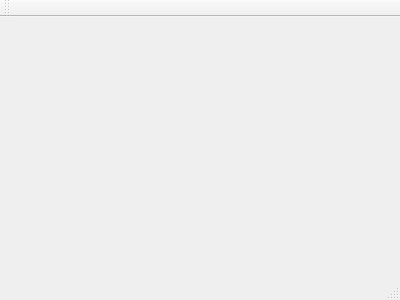
GitlHubber/MiniBus, file mainwindow.ui: the form before one commit.
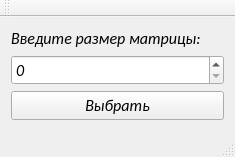
The form after the commit.

What changed in the file:
```diff
--- a/mainwindow.ui
+++ b/mainwindow.ui
@@ -1,24 +1,66 @@
 <ui version="4.0">
  <class>MainWindow</class>
- <widget class="QMainWindow" name="MainWindow" >
-  <property name="geometry" >
+ <widget class="QMainWindow" name="MainWindow">
+  <property name="geometry">
    <rect>
     <x>0</x>
     <y>0</y>
-    <width>400</width>
-    <height>300</height>
+    <width>235</width>
+    <height>154</height>
    </rect>
   </property>
-  <property name="windowTitle" >
-   <string>MainWindow</string>
+  <property name="font">
+   <font>
+    <family>Calibri</family>
+    <pointsize>12</pointsize>
+    <italic>true</italic>
+   </font>
   </property>
-  <widget class="QMenuBar" name="menuBar" />
-  <widget class="QToolBar" name="mainToolBar" />
-  <widget class="QWidget" name="centralWidget" />
-  <widget class="QStatusBar" name="statusBar" />
+  <property name="windowTitle">
+   <string>Размер матрицы</string>
+  </property>
+  <widget class="QWidget" name="centralWidget">
+   <layout class="QVBoxLayout" name="verticalLayout">
+    <item>
+     <widget class="QLabel" name="label">
+      <property name="text">
+       <string>Введите размер матрицы:</string>
+      </property>
+     </widget>
+    </item>
+    <item>
+     <widget class="QSpinBox" name="spinBox"/>
+    </item>
+    <item>
+     <widget class="QPushButton" name="enterButton">
+      <property name="text">
+       <string>Выбрать</string>
+      </property>
+     </widget>
+    </item>
+   </layout>
+  </widget>
+  <widget class="QMenuBar" name="menuBar">
+   <property name="geometry">
+    <rect>
+     <x>0</x>
+     <y>0</y>
+     <width>235</width>
+     <height>25</height>
+    </rect>
+   </property>
+  </widget>
+  <widget class="QToolBar" name="mainToolBar">
+   <attribute name="toolBarArea">
+    <enum>TopToolBarArea</enum>
+   </attribute>
+   <attribute name="toolBarBreak">
+    <bool>false</bool>
+   </attribute>
+  </widget>
+  <widget class="QStatusBar" name="statusBar"/>
  </widget>
- <layoutDefault spacing="6" margin="11" />
- <pixmapfunction></pixmapfunction>
+ <layoutdefault spacing="6" margin="11"/>
  <resources/>
  <connections/>
 </ui>
```
Left out of the diff: 1 changed line with no effect on the pictures.
